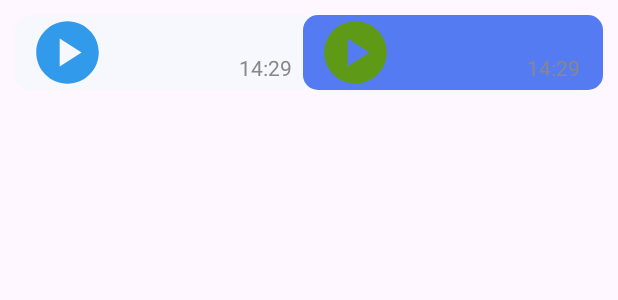
After one commit to tripplesix666/TelegramClone, an Android app: the layout message_item_voice.xml on its own in the app's theme, with its tools: preview values and no code run, on a phone screen of 412 x 824 dp. The commit adds this screen. Shown: the top 300 px of the screen. Run offline under Robolectric (Android 15) with nearby library versions, the phone set to English and light mode, and no system bars.

Commit message:
52. Голосовые сообщения. Отображение в RecyclerView

```diff
--- a/app/src/main/java/com/example/telegramclone/ui/fragments/message_recycler_view/views/MessageView.kt
+++ b/app/src/main/java/com/example/telegramclone/ui/fragments/message_recycler_view/views/MessageView.kt
@@ -12,6 +12,8 @@ interface MessageView {
             get() = 0
         val MESSAGE_TEXT: Int
             get() = 1
+        val MESSAGE_VOICE: Int
+            get() = 2
     }
 
     fun getTypeView(): Int
--- /dev/null
+++ b/app/src/main/res/drawable/ic_play_blue.xml
@@ -0,0 +1,5 @@
+<vector android:height="24dp" android:tint="#329AEA"
+    android:viewportHeight="24" android:viewportWidth="24"
+    android:width="24dp" xmlns:android="http://schemas.android.com/apk/res/android">
+    <path android:fillColor="@android:color/white" android:pathData="M12,2C6.48,2 2,6.48 2,12s4.48,10 10,10s10,-4.48 10,-10S17.52,2 12,2zM9.5,16.5v-9l7,4.5L9.5,16.5z"/>
+</vector>
--- /dev/null
+++ b/app/src/main/res/drawable/ic_play_green.xml
@@ -0,0 +1,5 @@
+<vector android:height="24dp" android:tint="#5F9A17"
+    android:viewportHeight="24" android:viewportWidth="24"
+    android:width="24dp" xmlns:android="http://schemas.android.com/apk/res/android">
+    <path android:fillColor="@android:color/white" android:pathData="M12,2C6.48,2 2,6.48 2,12s4.48,10 10,10s10,-4.48 10,-10S17.52,2 12,2zM9.5,16.5v-9l7,4.5L9.5,16.5z"/>
+</vector>
--- /dev/null
+++ b/app/src/main/res/drawable/ic_stop_blue.xml
@@ -0,0 +1,5 @@
+<vector android:height="24dp" android:tint="#329AEA"
+    android:viewportHeight="24" android:viewportWidth="24"
+    android:width="24dp" xmlns:android="http://schemas.android.com/apk/res/android">
+    <path android:fillColor="@android:color/white" android:pathData="M6,6h12v12H6z"/>
+</vector>
--- /dev/null
+++ b/app/src/main/res/drawable/ic_stop_green.xml
@@ -0,0 +1,5 @@
+<vector android:height="24dp" android:tint="#5F9A17"
+    android:viewportHeight="24" android:viewportWidth="24"
+    android:width="24dp" xmlns:android="http://schemas.android.com/apk/res/android">
+    <path android:fillColor="@android:color/white" android:pathData="M6,6h12v12H6z"/>
+</vector>
--- /dev/null
+++ b/app/src/main/res/layout/message_item_voice.xml
@@ -0,0 +1,97 @@
+<?xml version="1.0" encoding="utf-8"?>
+<androidx.constraintlayout.widget.ConstraintLayout xmlns:android="http://schemas.android.com/apk/res/android"
+    xmlns:app="http://schemas.android.com/apk/res-auto"
+    xmlns:tools="http://schemas.android.com/tools"
+    android:layout_width="match_parent"
+    android:layout_height="wrap_content"
+    android:layout_margin="@dimen/app_small_margin">
+
+    <androidx.constraintlayout.widget.ConstraintLayout
+        android:id="@+id/block_received_voice_message"
+        android:layout_width="@dimen/chat_voice_width"
+        android:layout_height="@dimen/chat_voice_height"
+        android:background="@drawable/bg_receiving_message"
+        app:layout_constraintBottom_toBottomOf="parent"
+        app:layout_constraintStart_toStartOf="parent"
+        app:layout_constraintTop_toTopOf="parent">
+
+        <ImageView
+            android:id="@+id/chat_received_btn_play"
+            android:layout_width="@dimen/btn_voice"
+            android:layout_height="@dimen/btn_voice"
+            android:layout_margin="@dimen/app_small_margin"
+            android:src="@drawable/ic_play_blue"
+            app:layout_constraintBottom_toBottomOf="parent"
+            app:layout_constraintStart_toStartOf="parent"
+            app:layout_constraintTop_toTopOf="parent" />
+
+        <ImageView
+            android:id="@+id/chat_received_btn_stop"
+            android:layout_width="@dimen/btn_voice"
+            android:layout_height="@dimen/btn_voice"
+            android:layout_margin="@dimen/app_small_margin"
+            android:src="@drawable/ic_stop_blue"
+            android:visibility="gone"
+            app:layout_constraintBottom_toBottomOf="parent"
+            app:layout_constraintStart_toStartOf="parent"
+            app:layout_constraintTop_toTopOf="parent" />
+
+        <TextView
+            android:id="@+id/chat_received_voice_message_time"
+            android:layout_width="match_parent"
+            android:layout_height="wrap_content"
+            android:layout_marginEnd="@dimen/app_small_margin"
+            android:gravity="end"
+            android:padding="@dimen/appPadding"
+            android:textColor="@color/grey"
+            app:layout_constraintBottom_toBottomOf="parent"
+            app:layout_constraintEnd_toEndOf="parent"
+            tools:text="14:29" />
+
+    </androidx.constraintlayout.widget.ConstraintLayout>
+
+    <androidx.constraintlayout.widget.ConstraintLayout
+        android:id="@+id/block_user_voice_message"
+        android:layout_width="@dimen/chat_voice_width"
+        android:layout_height="@dimen/chat_voice_height"
+        android:background="@drawable/bg_user_message"
+        app:layout_constraintBottom_toBottomOf="parent"
+        app:layout_constraintEnd_toEndOf="parent"
+        app:layout_constraintTop_toTopOf="parent">
+
+        <ImageView
+            android:id="@+id/chat_user_btn_play"
+            android:layout_width="@dimen/btn_voice"
+            android:layout_height="@dimen/btn_voice"
+            android:layout_margin="@dimen/app_small_margin"
+            android:src="@drawable/ic_play_green"
+            app:layout_constraintBottom_toBottomOf="parent"
+            app:layout_constraintStart_toStartOf="parent"
+            app:layout_constraintTop_toTopOf="parent" />
+
+        <ImageView
+            android:id="@+id/chat_user_btn_stop"
+            android:layout_width="@dimen/btn_voice"
+            android:layout_height="@dimen/btn_voice"
+            android:layout_margin="@dimen/app_small_margin"
+            android:src="@drawable/ic_stop_blue"
+            android:visibility="gone"
+            app:layout_constraintBottom_toBottomOf="parent"
+            app:layout_constraintStart_toStartOf="parent"
+            app:layout_constraintTop_toTopOf="parent" />
+
+        <TextView
+            android:id="@+id/chat_user_voice_message_time"
+            android:layout_width="match_parent"
+            android:layout_height="wrap_content"
+            android:layout_marginEnd="@dimen/app_small_margin"
+            android:gravity="end"
+            android:padding="@dimen/appPadding"
+            android:textColor="@color/grey"
+            app:layout_constraintBottom_toBottomOf="parent"
+            app:layout_constraintEnd_toEndOf="parent"
+            tools:text="14:29" />
+
+    </androidx.constraintlayout.widget.ConstraintLayout>
+
+</androidx.constraintlayout.widget.ConstraintLayout>
--- a/app/src/main/res/values/dimens.xml
+++ b/app/src/main/res/values/dimens.xml
@@ -11,8 +11,13 @@
     <!--Settings Fragment-->
     <dimen name="settings_user_photo_size">55dp</dimen>
     <dimen name="settings_btn_change_photo">45dp</dimen>
+
+
     <dimen name="chat_image_width">200dp</dimen>
     <dimen name="chat_image_height">200dp</dimen>
+    <dimen name="chat_voice_width">200dp</dimen>
+    <dimen name="chat_voice_height">50dp</dimen>
+    <dimen name="btn_voice">50dp</dimen>
 
 
 </resources>
```
Also changed, not shown: app/src/main/java/com/example/telegramclone/ui/fragments/message_recycler_view/view_holders/AppHolderFactory.kt (+8 -2 lines), app/src/main/java/com/example/telegramclone/ui/fragments/message_recycler_view/view_holders/HolderImageMessage.kt (+24 -0 lines), app/src/main/java/com/example/telegramclone/ui/fragments/message_recycler_view/view_holders/HolderTextMessage.kt (+23 -0 lines), app/src/main/java/com/example/telegramclone/ui/fragments/message_recycler_view/view_holders/HolderVoiceMessage.kt (added, +30 -0 lines), app/src/main/java/com/example/telegramclone/ui/fragments/message_recycler_view/views/AppViewFactory.kt (+7 -0 lines), app/src/main/java/com/example/telegramclone/ui/fragments/message_recycler_view/views/ViewVoiceMessage.kt (added, +17 -0 lines), app/src/main/java/com/example/telegramclone/ui/fragments/single_chat/SingleChatAdapter.kt (+4 -49 lines).
